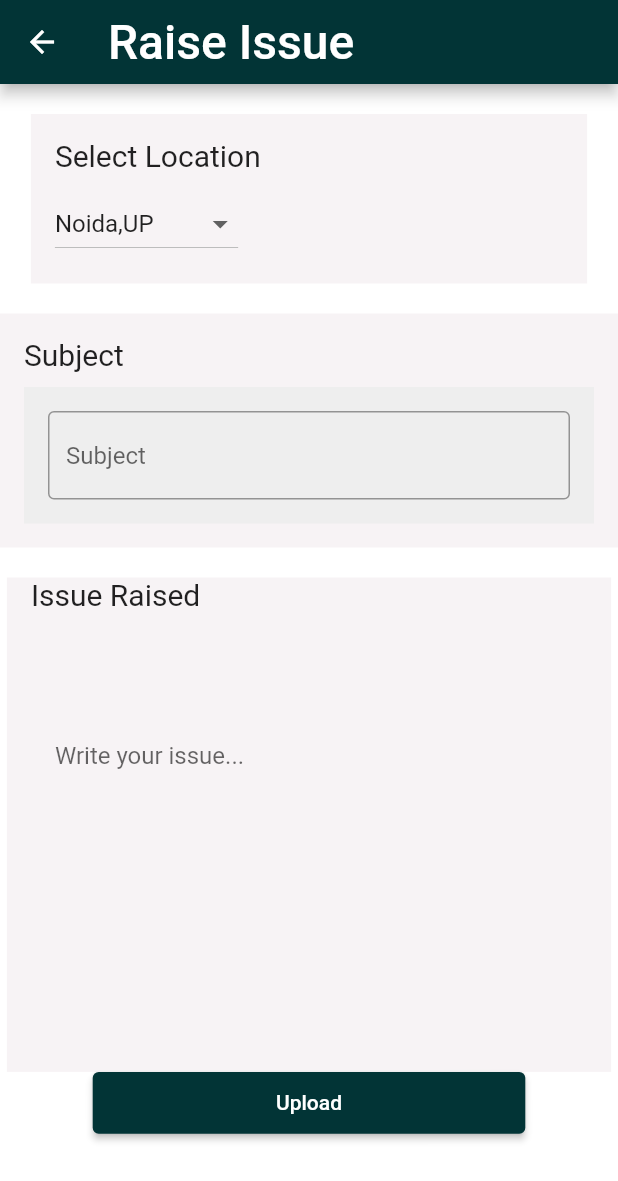
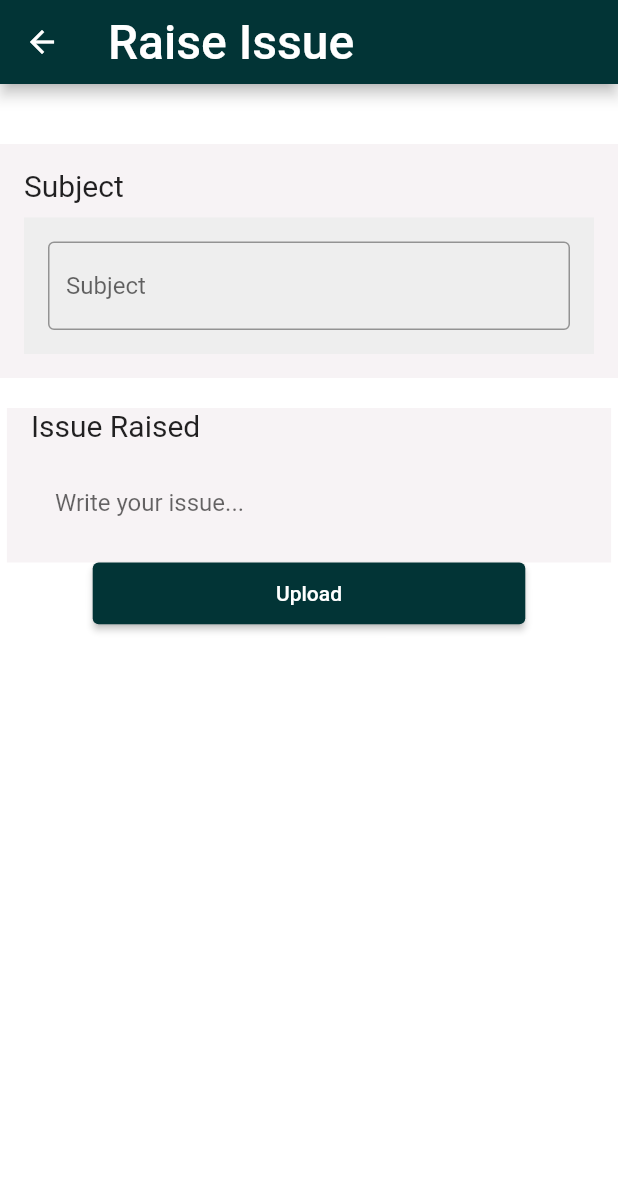
Before and after one commit to Dhruvch1244/grievance-detection-app, a Flutter app: the Upload screen opened by its route, on a phone screen of 412 x 824 dp. Shown: the top 1181 px of the screen. Run offline on Flutter 3.47's test engine with Material 2 defaults, Android fonts, the phone set to English and light mode, and no system bars.

```diff
--- a/lib/upload.dart
+++ b/lib/upload.dart
@@ -6,16 +6,11 @@ class Upload extends StatefulWidget {
 }
 
 class _UploadState extends State<Upload> {
-  String selectedLocation = 'Noida,UP';
+
   String subject = '';
   String issue = '';
 
-  List<String> locationOptions = [
-    'Noida,UP',
-    'New Delhi',
-    'Chennai,TN',
-    'Hyderabad,TL',
-  ];
+
 
   @override
   Widget build(BuildContext context) {
@@ -33,35 +28,7 @@ class _UploadState extends State<Upload> {
         child: Column(
           children: [
             SizedBox(height: 20),
-            Container(
-              width: MediaQuery.of(context).size.width * 0.9,
-              color: Color(0xFFF7F3F5),
-              padding: EdgeInsets.all(16),
-              child: Column(
-                crossAxisAlignment: CrossAxisAlignment.start,
-                children: [
-                  Text(
-                    'Select Location',
-                    style: TextStyle(fontSize: 20),
-                  ),
-                  SizedBox(height: 10),
-                  DropdownButton<String>(
-                    value: selectedLocation,
-                    onChanged: (String? newValue) {
-                      setState(() {
-                        selectedLocation = newValue!;
-                      });
-                    },
-                    items: locationOptions.map((String option) {
-                      return DropdownMenuItem<String>(
-                        value: option,
-                        child: Text(option),
-                      );
-                    }).toList(),
-                  ),
-                ],
-              ),
-            ),
+
             SizedBox(height: 20),
             Container(
               color: Color(0xFFF7F3F5 ),
@@ -87,7 +54,6 @@ class _UploadState extends State<Upload> {
 
             SizedBox(height: 20),
             Container(
-              height: MediaQuery.of(context).size.height * 0.4,
              color: Color(0xFFF7F3F5),
               padding: EdgeInsets.symmetric(horizontal: 16),
               child: Column(
@@ -97,10 +63,8 @@ class _UploadState extends State<Upload> {
                     'Issue Raised',
                     style: TextStyle(fontSize: 20),
                   ),
-                  SizedBox(height: 7 * 8), // 7 lines * 8 pixels per line
                   Container(
                     width: MediaQuery.of(context).size.width * 0.9,
-                    height: MediaQuery.of(context).size.height * 0.2,
                     padding: EdgeInsets.all(16),
                     child: TextField(
                       maxLines: null,
--- a/pubspec.yaml
+++ b/pubspec.yaml
@@ -30,11 +30,14 @@ environment:
 dependencies:
   flutter:
     sdk: flutter
+  path_provider: ^2.0.2
+
 
 
   # The following adds the Cupertino Icons font to your application.
   # Use with the CupertinoIcons class for iOS style icons.
   cupertino_icons: ^1.0.2
+  sqflite: ^2.2.8+4
 
 dev_dependencies:
   flutter_test:
```
Also changed, not shown: lib/Profile.dart (+16 -17 lines), lib/main.dart (+5 -5 lines), pubspec.lock, 2 other files.
